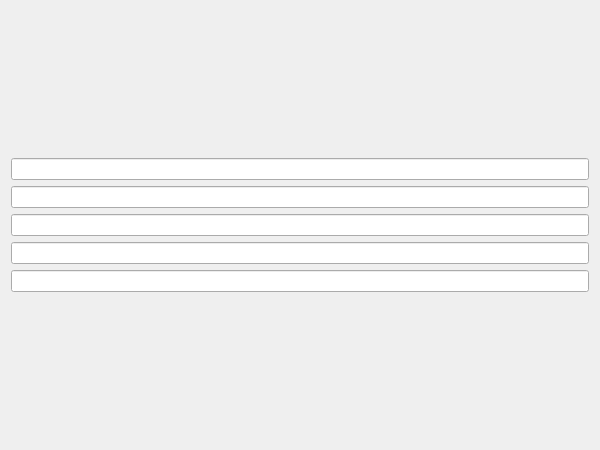
The window that SpeakEnglish/ChallengeForm.ui (olegphpgithub/ChallengeAccepted) describes before a commit, drawn with Qt 5.
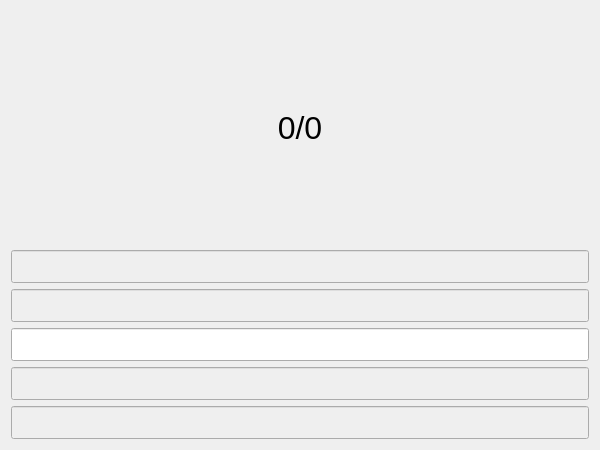
The same window after the commit.

The edit to the form file:
```diff
--- a/SpeakEnglish/ChallengeForm.ui
+++ b/SpeakEnglish/ChallengeForm.ui
@@ -17,19 +17,76 @@
    <item>
     <layout class="QVBoxLayout" name="verticalLayout">
      <item>
-      <widget class="QLineEdit" name="questionLineEdit"/>
+      <widget class="QLabel" name="statusLabel">
+       <property name="font">
+        <font>
+         <pointsize>24</pointsize>
+        </font>
+       </property>
+       <property name="text">
+        <string>0/0</string>
+       </property>
+       <property name="alignment">
+        <set>Qt::AlignCenter</set>
+       </property>
+      </widget>
      </item>
      <item>
-      <widget class="QLineEdit" name="ExampleLineEdit"/>
+      <widget class="QLineEdit" name="questionLineEdit">
+       <property name="enabled">
+        <bool>false</bool>
+       </property>
+       <property name="font">
+        <font>
+         <pointsize>16</pointsize>
+        </font>
+       </property>
+      </widget>
      </item>
      <item>
-      <widget class="QLineEdit" name="AnswerLineEdit"/>
+      <widget class="QLineEdit" name="ExampleLineEdit">
+       <property name="enabled">
+        <bool>false</bool>
+       </property>
+       <property name="font">
+        <font>
+         <pointsize>16</pointsize>
+        </font>
+       </property>
+      </widget>
      </item>
      <item>
-      <widget class="QLineEdit" name="WrongLineEdit"/>
+      <widget class="QLineEdit" name="AnswerLineEdit">
+       <property name="font">
+        <font>
+         <pointsize>16</pointsize>
+        </font>
+       </property>
+      </widget>
      </item>
      <item>
-      <widget class="QLineEdit" name="RightLineEdit"/>
+      <widget class="QLineEdit" name="WrongLineEdit">
+       <property name="enabled">
+        <bool>false</bool>
+       </property>
+       <property name="font">
+        <font>
+         <pointsize>16</pointsize>
+        </font>
+       </property>
+      </widget>
+     </item>
+     <item>
+      <widget class="QLineEdit" name="RightLineEdit">
+       <property name="enabled">
+        <bool>false</bool>
+       </property>
+       <property name="font">
+        <font>
+         <pointsize>16</pointsize>
+        </font>
+       </property>
+      </widget>
      </item>
     </layout>
    </item>
```
